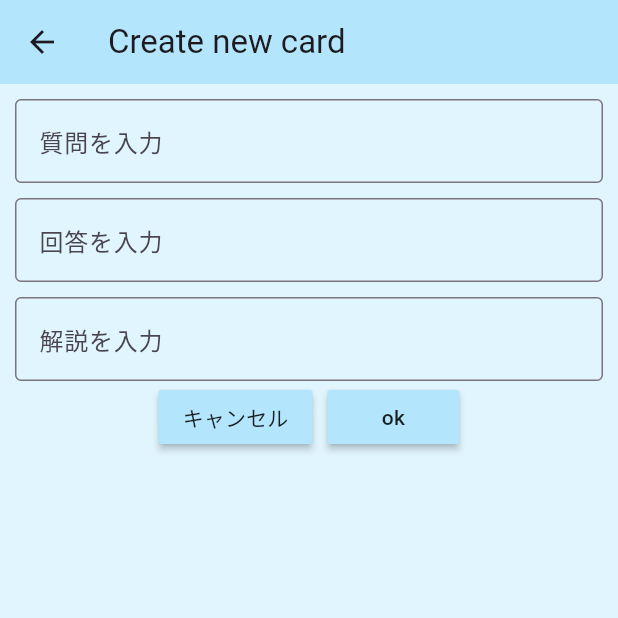
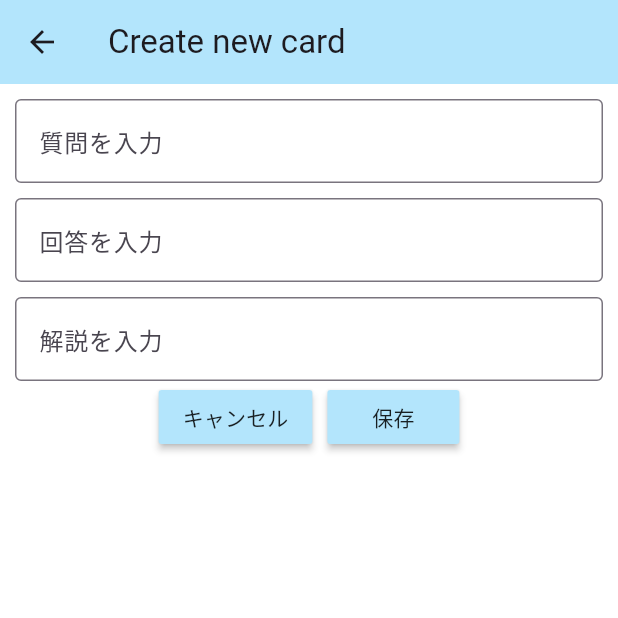
Before and after one commit to 54-xenon/AnkiCards-Flutter, a Flutter app: the CreatePage screen opened directly, on a phone screen of 412 x 824 dp, the top half of it. Run offline on Flutter 3.47's test engine with Material 3 defaults, Android fonts, the phone set to English and light mode, and no system bars; our stand-ins replace flutter_slidable, isar; accounts and stored records are empty; generated files the repository leaves out were written again.

Commit message:
NavBarの追加とプライマリカラーの見直し

```diff
--- a/lib/screens/create_page.dart
+++ b/lib/screens/create_page.dart
@@ -23,8 +23,14 @@ class _CreatePageState extends State<CreatePage> {
           children: [
             // question
             TextField(
+              autocorrect: true,
               controller: _controllerQ,
               decoration: InputDecoration(
+                focusedBorder: OutlineInputBorder(
+                  borderSide: BorderSide(
+                    color: Colors.lightBlue,
+                  ),
+                ),
                 border: OutlineInputBorder(),
                 hintText: "質問を入力",
               ),
@@ -33,18 +39,30 @@ class _CreatePageState extends State<CreatePage> {
             SizedBox(height: 10),
             // answer
             TextField(
+              autocorrect: true,
               controller: _controllerA,
               decoration: InputDecoration(
                 border: OutlineInputBorder(),
+                focusedBorder: OutlineInputBorder(
+                  borderSide: BorderSide(
+                    color: Colors.lightBlue,
+                  ),
+                ),
                 hintText: "回答を入力",
               ),
             ),
             SizedBox(height: 10),
             // explation
             TextField(
+              autocorrect: true,
               controller: _controllerE,
               decoration: InputDecoration(
                 border: OutlineInputBorder(),
+                focusedBorder: OutlineInputBorder(
+                  borderSide: BorderSide(
+                    color: Colors.lightBlue,
+                  ),
+                ),
                 hintText: "解説を入力",
               ),
             ),
@@ -58,7 +76,7 @@ class _CreatePageState extends State<CreatePage> {
                 ),
                 SizedBox(width: 10),
                 MyButton(
-                  text: "ok",
+                  text: "保存",
                   onPressed: () {
                     // 直接値を渡すのではなく、一度定数を定義してそこに移して直接contextの後に渡す引数は1つだけにする
                     final question = _controllerQ.text;
--- a/lib/widget/cardCotainer.dart
+++ b/lib/widget/cardCotainer.dart
@@ -41,7 +41,7 @@ class Cardcotainer extends StatelessWidget {
             width: double.infinity,
             padding: const EdgeInsets.all(30),
             decoration: BoxDecoration(
-              color: Colors.lightBlue[100],
+              color: Colors.lightBlue[50],
               borderRadius: BorderRadius.circular(12),
             ),
             child: Column(
```
Also changed, not shown: lib/main.dart (+55 -3 lines), lib/screens/acount_page.dart (deleted, +0 -17 lines), lib/screens/edit_page.dart (+29 -5 lines), lib/screens/home_page.dart (+5 -7 lines), lib/screens/list_page.dart (+6 -4 lines), lib/screens/setting_page.dart (added, +14 -0 lines).
